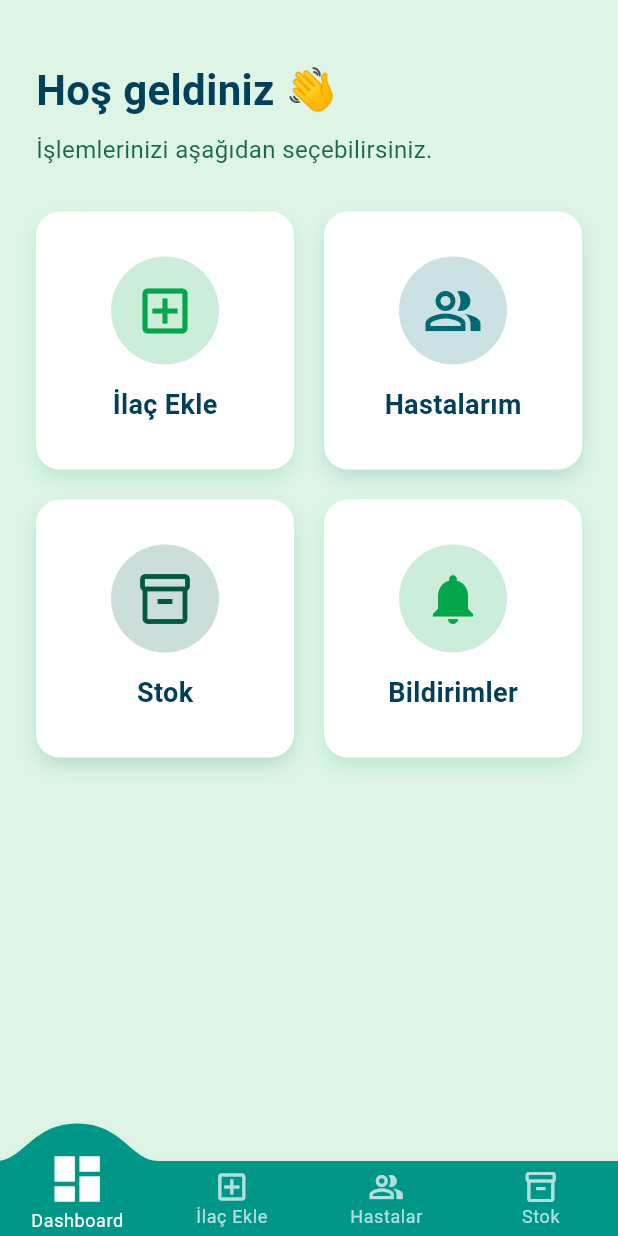
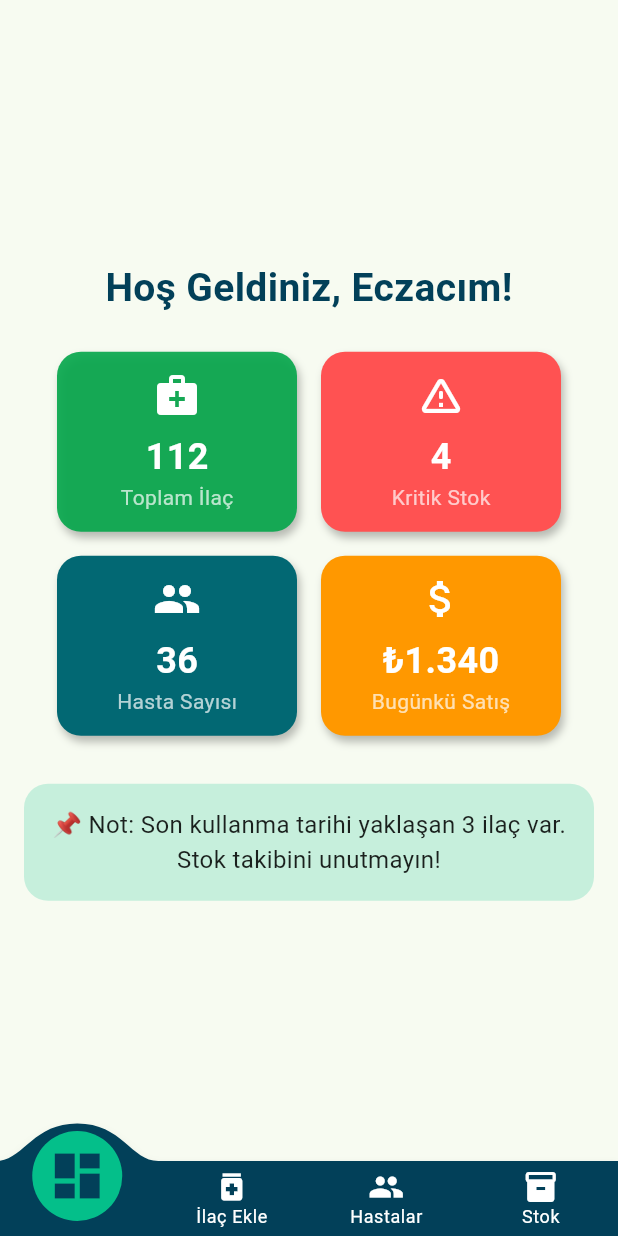
Before and after one commit to Mert30/YZTA-Bootcamp-Group-110, a Flutter app: the PharmacistMainPage screen opened directly, on a phone screen of 412 x 824 dp. Run offline on Flutter 3.47's test engine with Material 3 defaults, Android fonts, the phone set to English and light mode, and no system bars; drawn by our look-alikes of convex_bottom_bar; our stand-ins replace cloud_firestore, firebase_auth, firebase_core, flutter_bloc, google_generative_ai; missing offline and left inert: mobile_scanner; accounts and stored records are empty.

Commit message:
"Tasarım eklendi yeni"

```diff
--- a/lib/ui/views/add_medicine_page.dart
+++ b/lib/ui/views/add_medicine_page.dart
@@ -45,7 +45,7 @@ class _AddMedicinePageState extends State<AddMedicinePage> {
               child: Container(
                 padding: const EdgeInsets.all(28),
                 decoration: BoxDecoration(
-                  color: Colors.white.withOpacity(0.97),
+                  color: Colors.white,
                   borderRadius: BorderRadius.circular(28),
                   boxShadow: [
                     BoxShadow(
--- a/lib/ui/views/dashboard_page.dart
+++ b/lib/ui/views/dashboard_page.dart
@@ -1,110 +1,73 @@
 import 'package:flutter/material.dart';
-import 'package:smart_med_assistant/ui/views/add_medicine_page.dart';
-import 'package:smart_med_assistant/ui/views/patients_page.dart';
-import 'package:smart_med_assistant/ui/views/stock_page.dart';
 
-class PharmacistPanelPage extends StatelessWidget {
-  const PharmacistPanelPage({super.key});
-
-  // Renkler
-  final Color darkBlue = const Color(0xFF024059);
-  final Color mediumBlue = const Color(0xFF026873);
-  final Color lightGreen = const Color(0xFF04BF8A);
-  final Color darkGreen = const Color(0xFF025940);
-  final Color brightGreen = const Color(0xFF03A64A);
+class DashboardPage extends StatelessWidget {
+  const DashboardPage({super.key});
 
   @override
   Widget build(BuildContext context) {
-    return Scaffold(
-      backgroundColor: lightGreen.withOpacity(
-        0.1,
-      ), // Hafif açık yeşil arka plan
-      body: SafeArea(
-        child: Padding(
-          padding: const EdgeInsets.all(24.0),
-          child: Column(
-            crossAxisAlignment: CrossAxisAlignment.start,
+    final cardColor = const Color(0xFF03A64A).withOpacity(0.9);
+
+    return Padding(
+      padding: const EdgeInsets.all(16),
+      child: Align(
+        alignment: Alignment.center,
+        child: ConstrainedBox(
+          constraints: const BoxConstraints(maxWidth: 800),
+          child: ListView(
+            shrinkWrap: true,
             children: [
-              const SizedBox(height: 16),
-              Text(
-                "Hoş geldiniz 👋",
+              const Text(
+                "Hoş Geldiniz, Eczacım!",
                 style: TextStyle(
-                  fontSize: 28,
+                  fontSize: 26,
                   fontWeight: FontWeight.bold,
-                  color: darkBlue,
+                  color: Color(0xFF024059),
                 ),
+                textAlign: TextAlign.center,
               ),
-              const SizedBox(height: 8),
-              Text(
-                "İşlemlerinizi aşağıdan seçebilirsiniz.",
-                style: TextStyle(
-                  fontSize: 16,
-                  color: darkGreen.withOpacity(0.9),
+              const SizedBox(height: 24),
+              Wrap(
+                spacing: 16,
+                runSpacing: 16,
+                alignment: WrapAlignment.center,
+                children: [
+                  _buildStatCard(
+                    "Toplam İlaç",
+                    "112",
+                    Icons.medical_services,
+                    cardColor,
                   ),
+                  _buildStatCard(
+                    "Kritik Stok",
+                    "4",
+                    Icons.warning_amber_rounded,
+                    Colors.redAccent,
                   ),
-              const SizedBox(height: 30),
-              Expanded(
-                child: GridView.count(
-                  crossAxisCount: 2,
-                  crossAxisSpacing: 20,
-                  mainAxisSpacing: 20,
-                  children: [
-                    _buildPanelCard(
-                      context,
-                      title: "İlaç Ekle",
-                      icon: Icons.add_box_outlined,
-                      iconBgColor: brightGreen.withOpacity(0.2),
-                      iconColor: brightGreen,
-                      onTap: () {
-                        Navigator.push(
-                          context,
-                          MaterialPageRoute(
-                            builder: (context) => const AddMedicinePage(),
+                  _buildStatCard(
+                    "Hasta Sayısı",
+                    "36",
+                    Icons.people,
+                    const Color(0xFF026873),
                   ),
-                        );
-                      },
-                    ),
-                    _buildPanelCard(
-                      context,
-                      title: "Hastalarım",
-                      icon: Icons.people_alt_outlined,
-                      iconBgColor: mediumBlue.withOpacity(0.2),
-                      iconColor: mediumBlue,
-                      onTap: () {
-                        Navigator.push(
-                          context,
-                          MaterialPageRoute(
-                            builder: (context) => const PatientsPage(),
-                          ),
-                        );
-                      },
-                    ),
-                    _buildPanelCard(
-                      context,
-                      title: "Stok",
-                      icon: Icons.inventory_2_outlined,
-                      iconBgColor: darkGreen.withOpacity(0.2),
-                      iconColor: darkGreen,
-                      onTap: () {
-                        Navigator.push(
-                          context,
-                          MaterialPageRoute(
-                            builder: (context) => const StockPage(),
-                          ),
-                        );
-                      },
-                    ),
-                    _buildPanelCard(
-                      context,
-                      title: "Bildirimler",
-                      icon: Icons.notifications,
-                      iconBgColor: brightGreen.withOpacity(0.2),
-                      iconColor: brightGreen,
-                      onTap: () {
-                        // Bildirimler sayfası eklenecek
-                      },
+                  _buildStatCard(
+                    "Bugünkü Satış",
+                    "₺1.340",
+                    Icons.attach_money,
+                    Colors.orange,
                   ),
                 ],
+              ),
+              const SizedBox(height: 32),
+              Container(
+                decoration: BoxDecoration(
+                  borderRadius: BorderRadius.circular(16),
+                  color: const Color(0xFF04BF8A).withOpacity(0.2),
+                ),
+                padding: const EdgeInsets.all(16),
+                child: const Text(
+                  "📌 Not: Son kullanma tarihi yaklaşan 3 ilaç var. Stok takibini unutmayın!",
+                  style: TextStyle(fontSize: 16, color: Colors.black87),
+                  textAlign: TextAlign.center,
                 ),
               ),
             ],
@@ -114,52 +77,38 @@ class PharmacistPanelPage extends StatelessWidget {
     );
   }
 
-  Widget _buildPanelCard(
-    BuildContext context, {
-    required String title,
-    required IconData icon,
-    required VoidCallback onTap,
-    required Color iconBgColor,
-    required Color iconColor,
-  }) {
-    return InkWell(
-      onTap: onTap,
-      borderRadius: BorderRadius.circular(16),
-      splashColor: iconColor.withOpacity(0.3),
-      child: Ink(
+  Widget _buildStatCard(
+    String title,
+    String value,
+    IconData icon,
+    Color color,
+  ) {
+    return Container(
+      width: 160,
+      height: 120,
       decoration: BoxDecoration(
-          color: Colors.white,
+        color: color,
         borderRadius: BorderRadius.circular(16),
         boxShadow: [
-            BoxShadow(
-              color: iconColor.withOpacity(0.15),
-              blurRadius: 10,
-              offset: const Offset(0, 6),
-            ),
+          BoxShadow(color: Colors.black26, blurRadius: 4, offset: Offset(2, 4)),
         ],
       ),
+      padding: const EdgeInsets.all(12),
       child: Column(
         mainAxisAlignment: MainAxisAlignment.center,
         children: [
-            Container(
-              decoration: BoxDecoration(
-                color: iconBgColor,
-                shape: BoxShape.circle,
-              ),
-              padding: const EdgeInsets.all(16),
-              child: Icon(icon, color: iconColor, size: 40),
-            ),
-            const SizedBox(height: 14),
+          Icon(icon, color: Colors.white, size: 32),
+          const SizedBox(height: 8),
           Text(
-              title,
-              style: TextStyle(
-                fontSize: 18,
-                fontWeight: FontWeight.w700,
-                color: darkBlue,
+            value,
+            style: const TextStyle(
+              fontSize: 24,
+              fontWeight: FontWeight.bold,
+              color: Colors.white,
             ),
           ),
+          Text(title, style: const TextStyle(color: Colors.white70)),
         ],
-        ),
       ),
     );
   }
--- a/lib/ui/views/pharmacy_main_page.dart
+++ b/lib/ui/views/pharmacy_main_page.dart
@@ -1,9 +1,10 @@
 import 'package:flutter/material.dart';
 import 'package:convex_bottom_bar/convex_bottom_bar.dart';
-import 'package:smart_med_assistant/ui/views//dashboard_page.dart';
-import 'package:smart_med_assistant/ui/views//add_medicine_page.dart';
-import 'package:smart_med_assistant/ui/views//patients_page.dart';
-import 'package:smart_med_assistant/ui/views//stock_page.dart';
+
+import 'dashboard_page.dart';
+import 'add_medicine_page.dart';
+import 'patients_page.dart';
+import 'stock_page.dart';
 
 class PharmacistMainPage extends StatefulWidget {
   const PharmacistMainPage({super.key});
@@ -13,10 +14,10 @@ class PharmacistMainPage extends StatefulWidget {
 }
 
 class _PharmacistMainPageState extends State<PharmacistMainPage> {
-  int _selectedIndex = 0;
+  int _currentIndex = 0;
 
-  final List<Widget> _pages = const [
-    PharmacistPanelPage(),
+  final List<Widget> _pages = [
+    DashboardPage(),
     AddMedicinePage(),
     PatientsPage(),
     StockPage(),
@@ -25,25 +26,43 @@ class _PharmacistMainPageState extends State<PharmacistMainPage> {
   @override
   Widget build(BuildContext context) {
     return Scaffold(
-      body: _pages[_selectedIndex],
-      bottomNavigationBar: ConvexAppBar(
-        backgroundColor: Colors.teal,
-        activeColor: Colors.white,
-        color: Colors.white70,
-        style: TabStyle.react,
+      body: _pages[_currentIndex],
+      bottomNavigationBar: StyleProvider(
+        style: Style(),
+        child: ConvexAppBar(
+          backgroundColor: const Color(0xFF024059),
+          activeColor: const Color(0xFF04BF8A),
+          color: Colors.white,
           items: const [
             TabItem(icon: Icons.dashboard, title: 'Dashboard'),
-          TabItem(icon: Icons.add_box_outlined, title: 'İlaç Ekle'),
-          TabItem(icon: Icons.people_alt_outlined, title: 'Hastalar'),
-          TabItem(icon: Icons.inventory_2_outlined, title: 'Stok'),
+            TabItem(icon: Icons.medication, title: 'İlaç Ekle'),
+            TabItem(icon: Icons.people, title: 'Hastalar'),
+            TabItem(icon: Icons.inventory, title: 'Stok'),
           ],
-        initialActiveIndex: _selectedIndex,
+          initialActiveIndex: _currentIndex,
           onTap: (int index) {
             setState(() {
-            _selectedIndex = index;
+              _currentIndex = index;
             });
           },
+        ),
       ),
     );
   }
 }
+
+class Style extends StyleHook {
+  @override
+  double get activeIconSize => 30;
+
+  @override
+  double get activeIconMargin => 10;
+
+  @override
+  double get iconSize => 25;
+
+  @override
+  TextStyle textStyle(Color color, String? fontFamily) {
+    return TextStyle(color: color, fontWeight: FontWeight.w500);
+  }
+}
```
Lines whose indentation alone changed are shown as unchanged.
